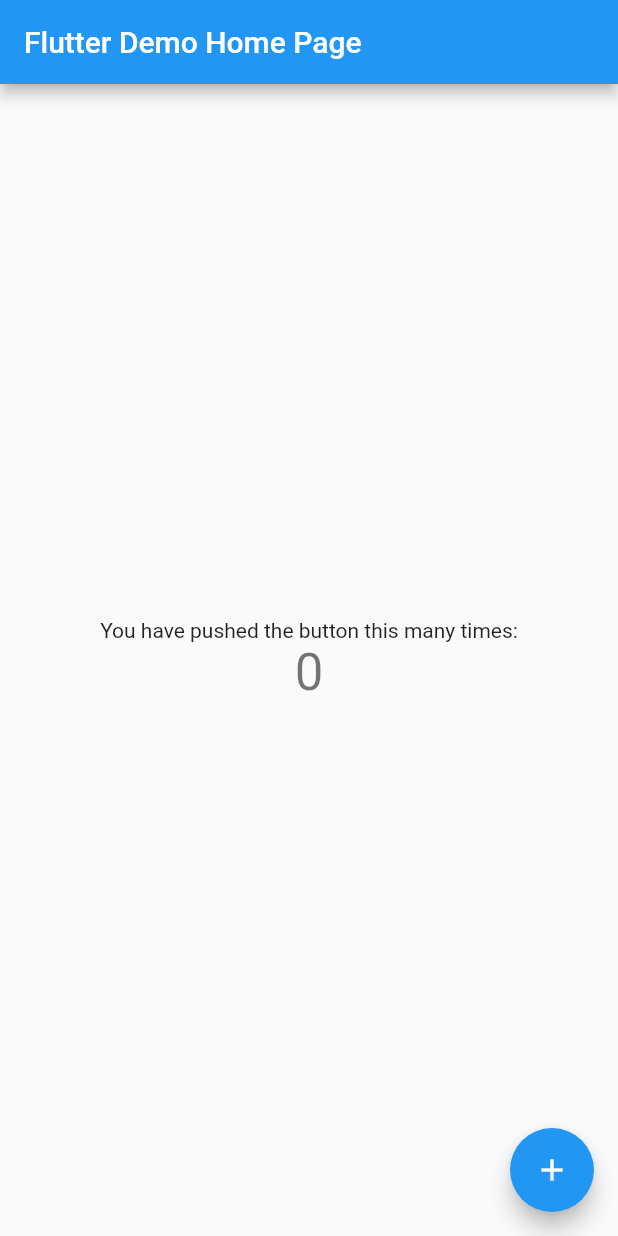
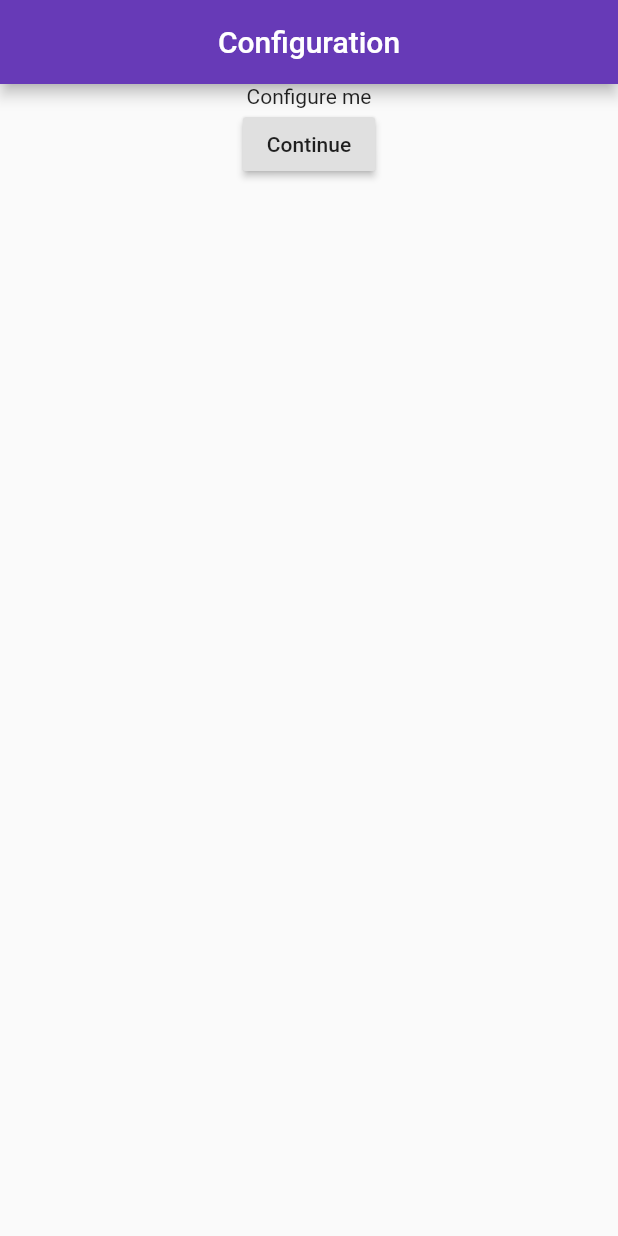
Before and after one commit to MuesLee/grocy_app, a Flutter app: the screen it shows after launch, on a phone screen of 412 x 824 dp. Run offline on Flutter 3.47's test engine with Material 2 defaults, Android fonts, the phone set to English and light mode, and no system bars; Roboto replaces fonts that are missing (Montserrat).

Commit message:
feat: added routes with minimal widgets and tests  - configuration  - home

```diff
--- a/lib/main.dart
+++ b/lib/main.dart
@@ -1,111 +1,25 @@
 import 'package:flutter/material.dart';
 
-void main() => runApp(MyApp());
+import 'screens/configuration.dart';
+import 'screens/home.dart';
 
-class MyApp extends StatelessWidget {
-  // This widget is the root of your application.
+void main() => runApp(GrocyApp());
+
+class GrocyApp extends StatelessWidget {
+  final routes = <String, WidgetBuilder>{
+    '/': (context) => Configuration(),
+    'home': (context) => Home(),
+  };
+
   @override
   Widget build(BuildContext context) {
     return MaterialApp(
-      title: 'Flutter Demo',
-      theme: ThemeData(
-        // This is the theme of your application.
-        //
-        // Try running your application with "flutter run". You'll see the
-        // application has a blue toolbar. Then, without quitting the app, try
-        // changing the primarySwatch below to Colors.green and then invoke
-        // "hot reload" (press "r" in the console where you ran "flutter run",
-        // or simply save your changes to "hot reload" in a Flutter IDE).
-        // Notice that the counter didn't reset back to zero; the application
-        // is not restarted.
-        primarySwatch: Colors.blue,
-      ),
-      home: MyHomePage(title: 'Flutter Demo Home Page'),
+      title: 'Grocy Mobile',
+      debugShowMaterialGrid: false,
+      initialRoute: '/',
+      theme:
+      ThemeData(primarySwatch: Colors.deepPurple, fontFamily: 'Montserrat'),
+      routes: routes,
     );
   }
 }
-
-class MyHomePage extends StatefulWidget {
-  MyHomePage({Key key, this.title}) : super(key: key);
-
-  // This widget is the home page of your application. It is stateful, meaning
-  // that it has a State object (defined below) that contains fields that affect
-  // how it looks.
-
-  // This class is the configuration for the state. It holds the values (in this
-  // case the title) provided by the parent (in this case the App widget) and
-  // used by the build method of the State. Fields in a Widget subclass are
-  // always marked "final".
-
-  final String title;
-
-  @override
-  _MyHomePageState createState() => _MyHomePageState();
-}
-
-class _MyHomePageState extends State<MyHomePage> {
-  int _counter = 0;
-
-  void _incrementCounter() {
-    setState(() {
-      // This call to setState tells the Flutter framework that something has
-      // changed in this State, which causes it to rerun the build method below
-      // so that the display can reflect the updated values. If we changed
-      // _counter without calling setState(), then the build method would not be
-      // called again, and so nothing would appear to happen.
-      _counter++;
-    });
-  }
-
-  @override
-  Widget build(BuildContext context) {
-    // This method is rerun every time setState is called, for instance as done
-    // by the _incrementCounter method above.
-    //
-    // The Flutter framework has been optimized to make rerunning build methods
-    // fast, so that you can just rebuild anything that needs updating rather
-    // than having to individually change instances of widgets.
-    return Scaffold(
-      appBar: AppBar(
-        // Here we take the value from the MyHomePage object that was created by
-        // the App.build method, and use it to set our appbar title.
-        title: Text(widget.title),
-      ),
-      body: Center(
-        // Center is a layout widget. It takes a single child and positions it
-        // in the middle of the parent.
-        child: Column(
-          // Column is also a layout widget. It takes a list of children and
-          // arranges them vertically. By default, it sizes itself to fit its
-          // children horizontally, and tries to be as tall as its parent.
-          //
-          // Invoke "debug painting" (press "p" in the console, choose the
-          // "Toggle Debug Paint" action from the Flutter Inspector in Android
-          // Studio, or the "Toggle Debug Paint" command in Visual Studio Code)
-          // to see the wireframe for each widget.
-          //
-          // Column has various properties to control how it sizes itself and
-          // how it positions its children. Here we use mainAxisAlignment to
-          // center the children vertically; the main axis here is the vertical
-          // axis because Columns are vertical (the cross axis would be
-          // horizontal).
-          mainAxisAlignment: MainAxisAlignment.center,
-          children: <Widget>[
-            Text(
-              'You have pushed the button this many times:',
-            ),
-            Text(
-              '$_counter',
-              style: Theme.of(context).textTheme.display1,
-            ),
-          ],
-        ),
-      ),
-      floatingActionButton: FloatingActionButton(
-        onPressed: _incrementCounter,
-        tooltip: 'Increment',
-        child: Icon(Icons.add),
-      ), // This trailing comma makes auto-formatting nicer for build methods.
-    );
-  }
-}
--- /dev/null
+++ b/lib/screens/configuration.dart
@@ -0,0 +1,32 @@
+import 'package:flutter/material.dart';
+
+class Configuration extends StatefulWidget {
+  @override
+  _ConfigurationState createState() => _ConfigurationState();
+}
+
+class _ConfigurationState extends State<Configuration> {
+  @override
+  Widget build(BuildContext context) {
+    return Scaffold(
+        key: Key('configuration'),
+        appBar: AppBar(
+          title: Center(child: Text("Configuration")),
+        ),
+        body: Column(
+          children: <Widget>[
+            Center(
+              child: Text("Configure me"),
+            ),
+            RaisedButton(
+              child: Text("Continue"),
+              onPressed: onButtonPress,
+            )
+          ],
+        ));
+  }
+
+  void onButtonPress() {
+    Navigator.pushReplacementNamed(context, "home");
+  }
+}
```
Also changed, not shown: lib/screens/home.dart (added, +17 -0 lines), 5 other files.
